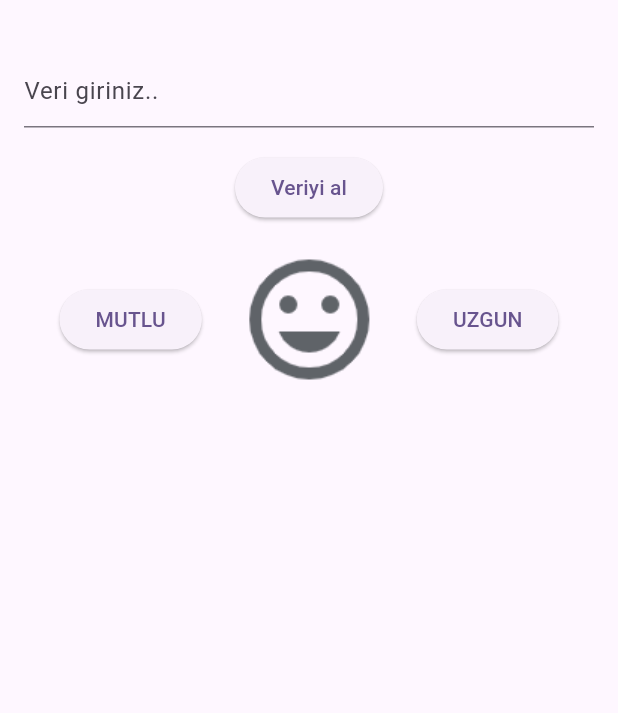
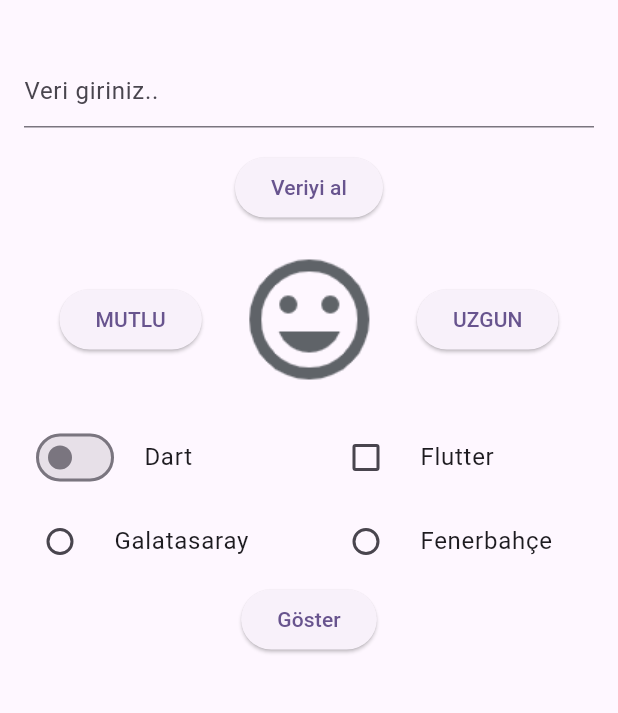
Before and after one commit to theplayernumberzero/Flutter_Widgets, a Flutter app: the screen it shows after launch, on a phone screen of 412 x 824 dp, the part 84-797 px from its top. Run offline on Flutter 3.47's test engine with Material 3 defaults, Android fonts, the phone set to English and light mode, and no system bars.

Commit message:
switch, checkbox, radioButton

```diff
--- a/lib/anasayfa.dart
+++ b/lib/anasayfa.dart
@@ -11,6 +11,9 @@ class _AnasayfaState extends State<Anasayfa> {
   var tfControl = TextEditingController();
   String alinanVeri = "";
   String resimAdi = "mutlu.png";
+  bool switchKontrol = false;
+  bool checkboxKontrol = false;
+  int radioDeger = 0;
   @override
   Widget build(BuildContext context) {
     return Scaffold(
@@ -52,8 +55,71 @@ class _AnasayfaState extends State<Anasayfa> {
                     });
                   }, child: const Text("UZGUN")),
                 ],
+              )
+            ),
+              Row(mainAxisAlignment: MainAxisAlignment.spaceEvenly,
+                children: [
+                  SizedBox(width: 200,
+                    child: SwitchListTile(
+                        title: const Text("Dart"),
+                        controlAffinity: ListTileControlAffinity.leading,
+                        value: switchKontrol,
+                        onChanged: (veri){
+                          setState(() {
+                          switchKontrol = veri;
+                          });
+                        }
+                    ),
+                  ),
+                  SizedBox(width: 200,
+                    child: CheckboxListTile(
+                        title: const Text("Flutter"),
+                        controlAffinity: ListTileControlAffinity.leading,
+                        value: checkboxKontrol,
+                        onChanged: (veri){
+                          setState(() {
+                            checkboxKontrol = veri!;
+                          });
+                        }
+                    ),
+                  ),
+                ],
               ),
+            Row(mainAxisAlignment: MainAxisAlignment.spaceEvenly,
+              children: [
+                SizedBox(width: 200,
+                  child: RadioListTile(
+                      title: const Text("Galatasaray"),
+                      value: 1,
+                      groupValue: radioDeger,
+                      onChanged: (veri){
+                        setState(() {
+                          radioDeger = veri!;
+                        });
+                      }
+                  ),
+                ),
+                SizedBox(width: 200,
+                  child: RadioListTile(
+                      title: const Text("Fenerbahçe"),
+                      value: 2,
+                      groupValue: radioDeger,
+                      onChanged: (veri){
+                        setState(() {
+                          radioDeger = veri!;
+                        });
+                      }
+                  ),
+                ),
+              ],
             ),
+            ElevatedButton(onPressed: (){
+              setState(() {
+                print("Switch durum: $switchKontrol");
+                print("Checkbox durum: $checkboxKontrol");
+                print("Radio durum: $radioDeger");
+              });
+            }, child: const Text("Göster")),
           ],
         ),
       ),
```
